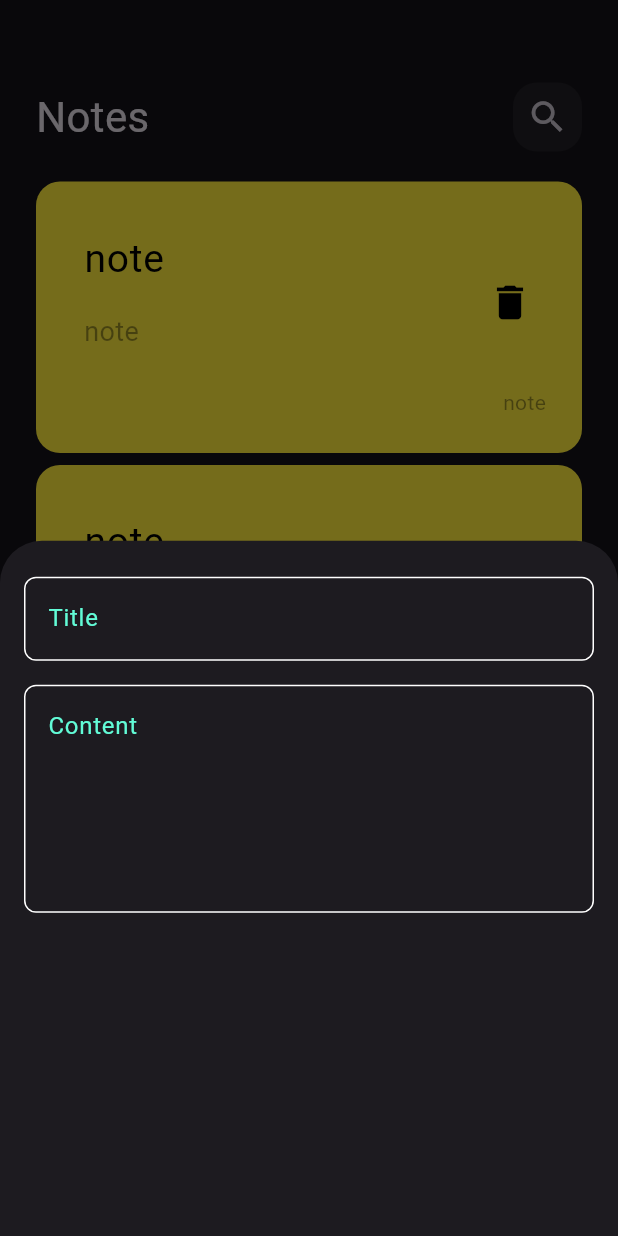
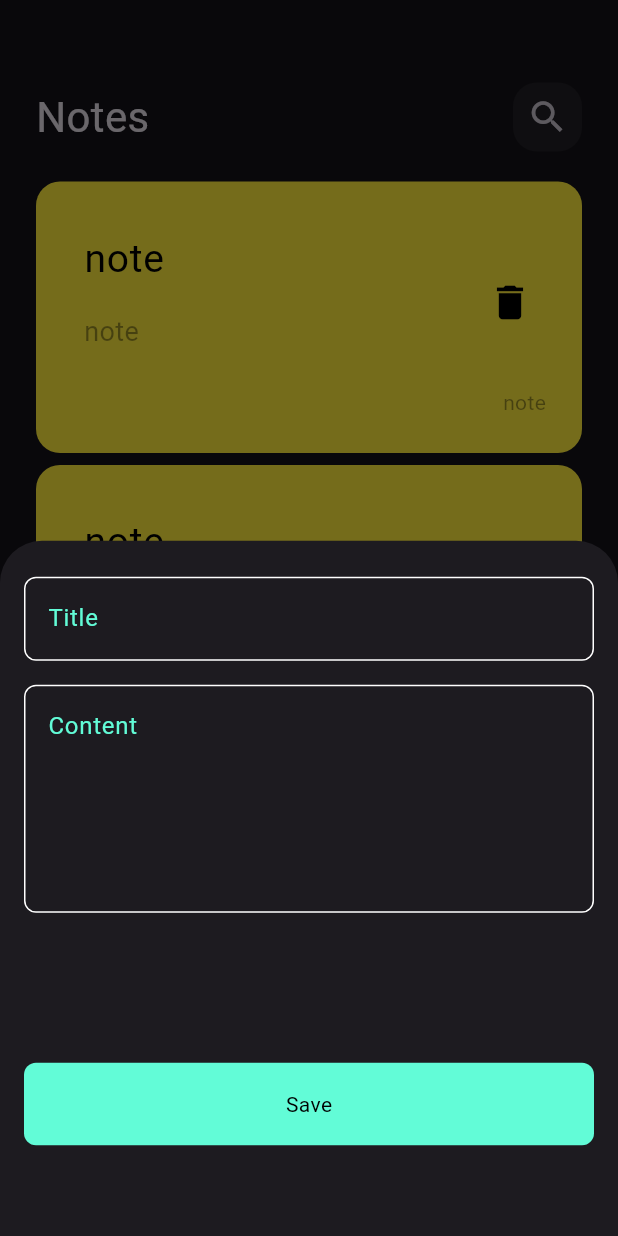
Before and after one commit to maramrmilad7/NoteApplication, a Flutter app: the screen it shows after launch, after a tap on the "add" icon, on a phone screen of 412 x 824 dp. Run offline on Flutter 3.47's test engine with Material 3 defaults, Android fonts, the phone set to English and light mode, and no system bars.

Commit message:
create custom button

```diff
--- a/lib/widgets/AddNoteBottomSheet.dart
+++ b/lib/widgets/AddNoteBottomSheet.dart
@@ -1,4 +1,5 @@
 import 'package:flutter/material.dart';
+import 'package:noteapp/widgets/customBotton.dart';
 import 'package:noteapp/widgets/customtextfield.dart';
 
 class AddNoteBottomSheet extends StatelessWidget {
@@ -14,6 +15,8 @@ class AddNoteBottomSheet extends StatelessWidget {
           CustomTextField(hintText: 'Title'),
           SizedBox(height: 16),
           CustomTextField(hintText: 'Content', maxLines: 5),
+          SizedBox(height: 100),
+          CustomButton(),
         ],
       ),
     );
--- /dev/null
+++ b/lib/widgets/customBotton.dart
@@ -0,0 +1,20 @@
+import 'package:flutter/material.dart';
+
+class CustomButton extends StatelessWidget {
+  const CustomButton({super.key});
+
+  @override
+  Widget build(BuildContext context) {
+    return Container(
+      width: MediaQuery.of(context).size.width,
+      height: 55,
+      decoration: BoxDecoration(
+        color: Color(0xff62FCD7),
+        borderRadius: BorderRadius.circular(8),
+      ),
+      child: Center(
+        child: Text('Save', style: TextStyle(color: Colors.black)),
+      ),
+    );
+  }
+}
```
